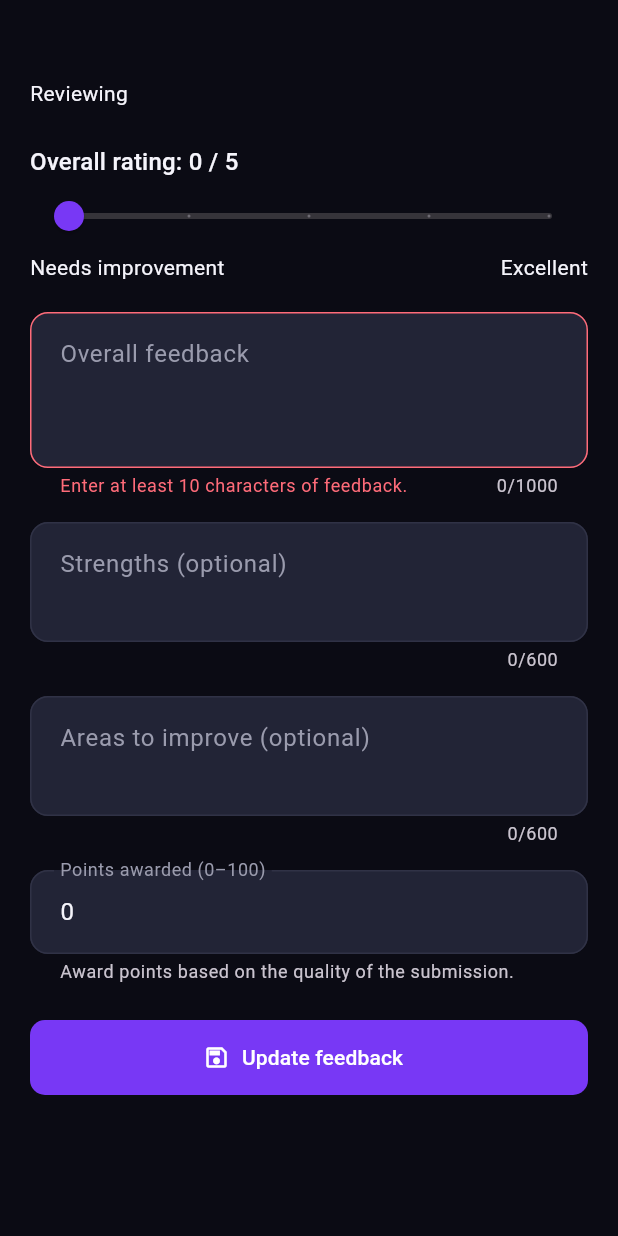
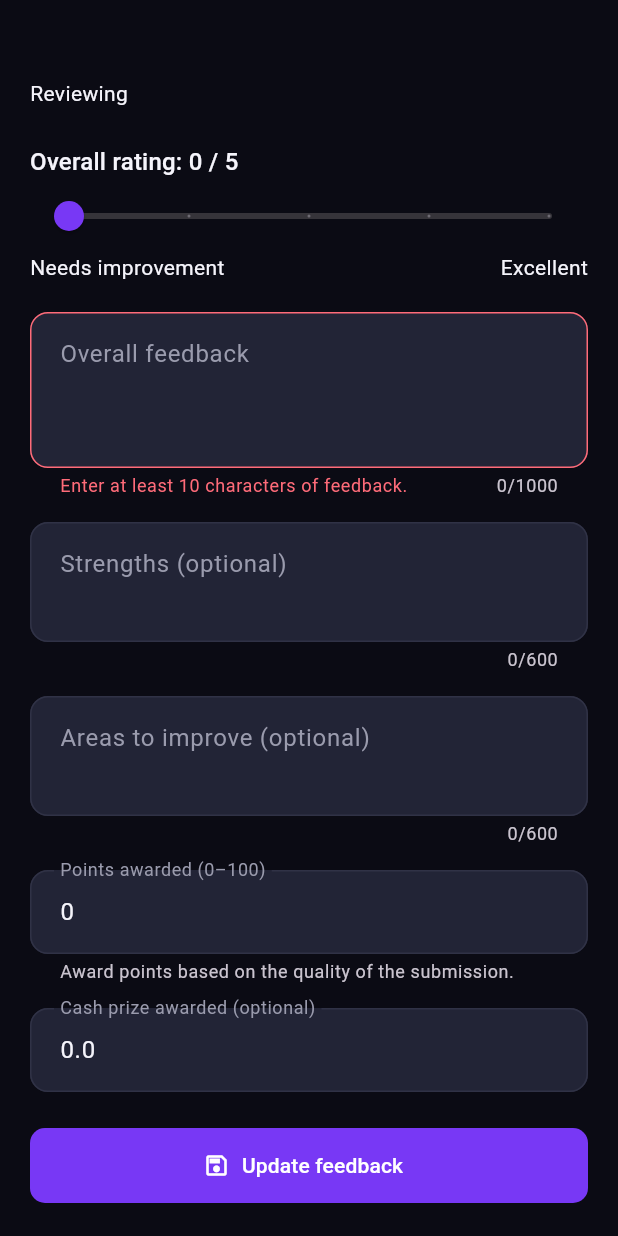
Before and after one commit to inezakevin23/edubridge_mobile_application, a Flutter app: the _CompanyFeedbackForm widget shown alone on an empty page, opened directly with empty values, after a tap on "Update feedback", on a phone screen of 412 x 824 dp. Run offline on Flutter 3.47's test engine with Material 3 defaults, Android fonts, the phone set to English and light mode, and no system bars; our stand-ins replace cloud_firestore, firebase_auth, firebase_core, flutter_riverpod, go_router, google_sign_in; accounts and stored records are empty.

Commit message:
added features/feedback

```diff
--- a/lib/features/feedback/data/models/submission_feedback_model.dart
+++ b/lib/features/feedback/data/models/submission_feedback_model.dart
@@ -12,6 +12,7 @@ class SubmissionFeedbackModel extends SubmissionFeedback {
     required super.summary,
     required super.strengths,
     required super.areasForImprovement,
+    super.cashPrizeAwarded,
     super.createdAt,
     super.updatedAt,
   });
@@ -34,6 +35,7 @@ class SubmissionFeedbackModel extends SubmissionFeedback {
       summary: (data['summary'] as String?) ?? '',
       strengths: (data['strengths'] as String?) ?? '',
       areasForImprovement: (data['areasForImprovement'] as String?) ?? '',
+      cashPrizeAwarded: (data['cashPrizeAwarded'] as num?)?.toDouble() ?? 0,
       createdAt: _readDate(data['createdAt']),
       updatedAt: _readDate(data['updatedAt']),
     );
@@ -56,6 +58,7 @@ class SubmissionFeedbackModel extends SubmissionFeedback {
       'summary': summary.trim(),
       'strengths': strengths.trim(),
       'areasForImprovement': areasForImprovement.trim(),
+      'cashPrizeAwarded': cashPrizeAwarded,
     };
   }
 }
--- a/lib/features/feedback/data/repositories/feedback_repository_impl.dart
+++ b/lib/features/feedback/data/repositories/feedback_repository_impl.dart
@@ -31,6 +31,7 @@ class FeedbackRepositoryImpl implements FeedbackRepository {
         summary: feedback.summary,
         strengths: feedback.strengths,
         areasForImprovement: feedback.areasForImprovement,
+        cashPrizeAwarded: feedback.cashPrizeAwarded,
         createdAt: feedback.createdAt,
         updatedAt: feedback.updatedAt,
       ),
--- a/lib/features/feedback/domain/entities/submission_feedback.dart
+++ b/lib/features/feedback/domain/entities/submission_feedback.dart
@@ -9,6 +9,7 @@ class SubmissionFeedback {
     required this.summary,
     required this.strengths,
     required this.areasForImprovement,
+    this.cashPrizeAwarded = 0,
     this.createdAt,
     this.updatedAt,
   });
@@ -22,6 +23,7 @@ class SubmissionFeedback {
   final String summary;
   final String strengths;
   final String areasForImprovement;
+  final double cashPrizeAwarded;
   final DateTime? createdAt;
   final DateTime? updatedAt;
 
@@ -35,6 +37,9 @@ class SubmissionFeedback {
     if (pointsAwarded < 0 || pointsAwarded > 100) {
       return 'Points must be between 0 and 100.';
     }
+    if (!cashPrizeAwarded.isFinite || cashPrizeAwarded < 0) {
+      return 'Cash prize must be a non-negative amount.';
+    }
     if (summary.trim().length < 10) {
       return 'Overall feedback must contain at least 10 characters.';
     }
--- a/lib/features/feedback/presentation/pages/company_feedback_page.dart
+++ b/lib/features/feedback/presentation/pages/company_feedback_page.dart
@@ -1,3 +1,4 @@
+import 'package:edubridge_mobile_application/core/widgets/app_back_button.dart';
 import 'package:edubridge_mobile_application/features/auth/presentation/providers/auth_providers.dart';
 import 'package:edubridge_mobile_application/features/feedback/domain/entities/submission_feedback.dart';
 import 'package:edubridge_mobile_application/features/feedback/presentation/providers/feedback_providers.dart';
@@ -28,7 +29,10 @@ class CompanyFeedbackPage extends ConsumerWidget {
     final feedbackAsync = ref.watch(submissionFeedbackProvider(submissionId));
 
     return Scaffold(
-      appBar: AppBar(title: const Text('Give feedback')),
+      appBar: AppBar(
+        leading: const AppBackButton(fallbackPath: '/company/submissions'),
+        title: const Text('Give feedback'),
+      ),
       body: feedbackAsync.when(
         loading: () => const Center(child: CircularProgressIndicator()),
         error: (error, stackTrace) => _LoadError(error: error),
@@ -73,6 +77,7 @@ class _CompanyFeedbackFormState extends ConsumerState<_CompanyFeedbackForm> {
   late final TextEditingController _strengthsController;
   late final TextEditingController _improvementsController;
   late final TextEditingController _pointsController;
+  late final TextEditingController _cashPrizeController;
   late int _rating;
   bool _isSaving = false;
 
@@ -90,6 +95,9 @@ class _CompanyFeedbackFormState extends ConsumerState<_CompanyFeedbackForm> {
     _pointsController = TextEditingController(
       text: (feedback?.pointsAwarded ?? 0).toString(),
     );
+    _cashPrizeController = TextEditingController(
+      text: feedback?.cashPrizeAwarded.toString() ?? '',
+    );
     _rating = feedback?.rating ?? 3;
   }
 
@@ -99,6 +107,7 @@ class _CompanyFeedbackFormState extends ConsumerState<_CompanyFeedbackForm> {
     _strengthsController.dispose();
     _improvementsController.dispose();
     _pointsController.dispose();
+    _cashPrizeController.dispose();
     super.dispose();
   }
 
@@ -187,6 +196,25 @@ class _CompanyFeedbackFormState extends ConsumerState<_CompanyFeedbackForm> {
                 return null;
               },
             ),
+            const SizedBox(height: 16),
+            TextFormField(
+              controller: _cashPrizeController,
+              keyboardType: const TextInputType.numberWithOptions(
+                decimal: true,
+              ),
+              decoration: const InputDecoration(
+                labelText: 'Cash prize awarded (optional)',
+                border: OutlineInputBorder(),
+              ),
+              validator: (value) {
+                final amount = double.tryParse((value ?? '').trim());
+                if ((value ?? '').trim().isNotEmpty &&
+                    (amount == null || !amount.isFinite || amount < 0)) {
+                  return 'Enter a non-negative amount.';
+                }
+                return null;
+              },
+            ),
             const SizedBox(height: 24),
             FilledButton.icon(
               onPressed: _isSaving ? null : _saveFeedback,
@@ -224,6 +252,7 @@ class _CompanyFeedbackFormState extends ConsumerState<_CompanyFeedbackForm> {
       summary: _summaryController.text.trim(),
       strengths: _strengthsController.text.trim(),
       areasForImprovement: _improvementsController.text.trim(),
+      cashPrizeAwarded: double.tryParse(_cashPrizeController.text.trim()) ?? 0,
     );
 
     setState(() => _isSaving = true);
--- a/lib/features/feedback/presentation/pages/talent_feedback_page.dart
+++ b/lib/features/feedback/presentation/pages/talent_feedback_page.dart
@@ -1,3 +1,4 @@
+import 'package:edubridge_mobile_application/core/widgets/app_back_button.dart';
 import 'package:edubridge_mobile_application/features/feedback/presentation/providers/feedback_providers.dart';
 import 'package:edubridge_mobile_application/features/feedback/presentation/widgets/feedback_details_card.dart';
 import 'package:flutter/material.dart';
@@ -14,7 +15,10 @@ class TalentFeedbackPage extends ConsumerWidget {
     final feedbackAsync = ref.watch(submissionFeedbackProvider(submissionId));
 
     return Scaffold(
-      appBar: AppBar(title: const Text('My feedback')),
+      appBar: AppBar(
+        leading: const AppBackButton(fallbackPath: '/talent/submissions'),
+        title: const Text('My feedback'),
+      ),
       body: feedbackAsync.when(
         loading: () => const Center(child: CircularProgressIndicator()),
         error: (error, stackTrace) => Center(
```
Also changed, not shown: lib/features/feedback/presentation/widgets/feedback_details_card.dart (+13 -0 lines), lib/features/feedback/data/datasources/firestore_feedback_data_source.dart (line endings or trailing spaces), lib/features/feedback/domain/repositories/feedback_repository.dart (line endings or trailing spaces), lib/features/feedback/domain/usecases/get_submission_feedback.dart (line endings or trailing spaces), lib/features/feedback/domain/usecases/save_submission_feedback.dart (line endings or trailing spaces), lib/features/feedback/domain/usecases/watch_submission_feedback.dart (line endings or trailing spaces), lib/features/feedback/presentation/providers/feedback_providers.dart (line endings or trailing spaces), lib/features/feedback/presentation/widgets/feedback_rating_input.dart (line endings or trailing spaces).
